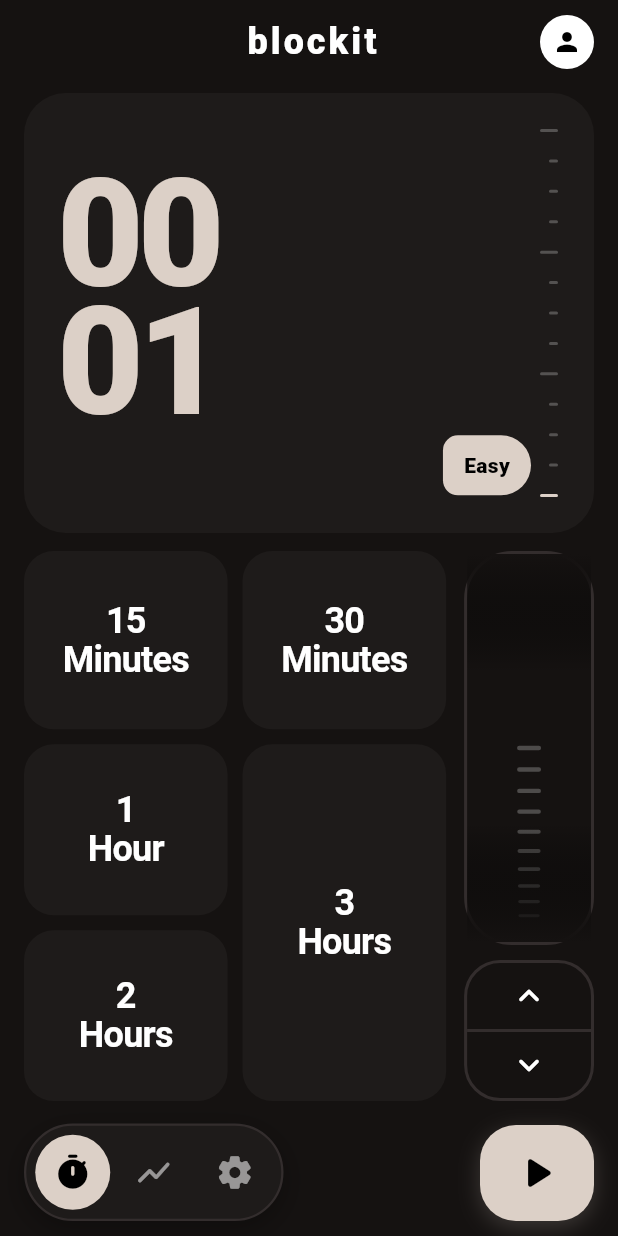
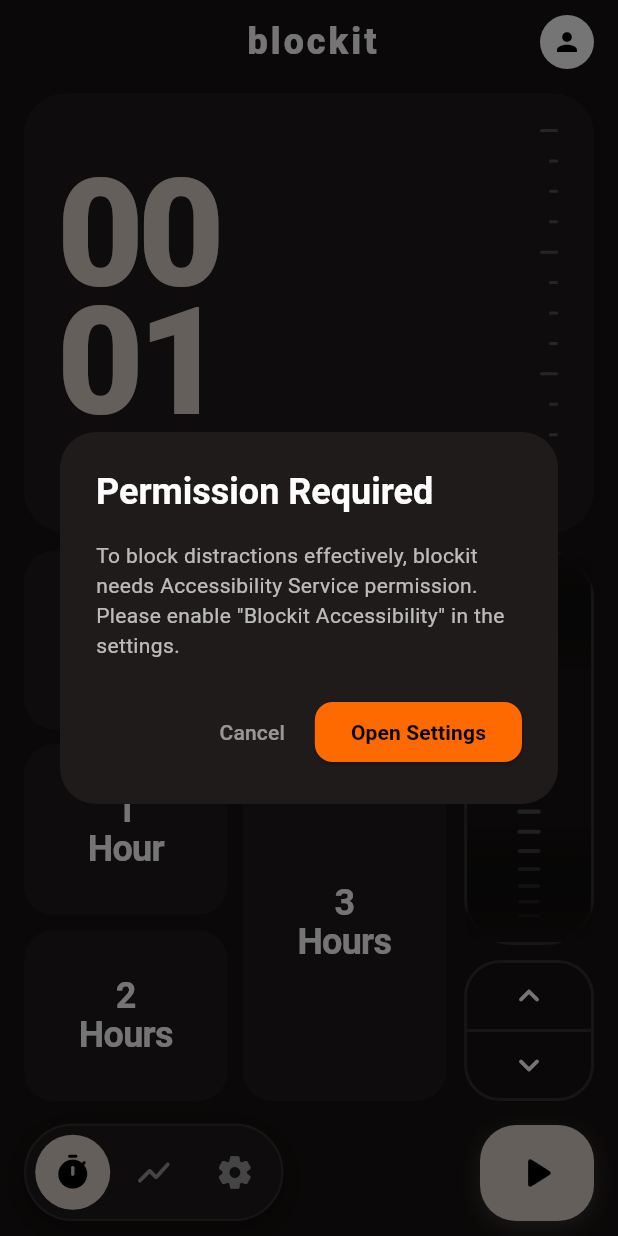
Before and after one commit to Guru-raghav3245/blockit_clone, a Flutter app: the screen it shows after launch, after a tap on the "play arrow" icon, on a phone screen of 412 x 824 dp. Run offline on Flutter 3.47's test engine with Material 3 defaults, Android fonts, the phone set to English and light mode, and no system bars; our stand-ins replace shared_preferences.

Commit message:
feat: enhance session start with accessibility permission check
- Updated play button to handle SessionStartResult.accessibilityDenied
- Added permission dialog that prompts user to enable accessibility service
- Integrated PlatformChannelHelper to open accessibility settings directly
- Improved session management flow with better user guidance

```diff
--- a/lib/features/home/home_screen.dart
+++ b/lib/features/home/home_screen.dart
@@ -4,6 +4,7 @@
 import '../../core/constants/app_constants.dart';
 import '../settings/settings_screen.dart';
 import '../stats/stats_screen.dart';
+import '../../core/utils/platform_channel_helper.dart';
 
 class HomeScreen extends StatefulWidget {
   const HomeScreen({super.key});
@@ -327,48 +328,6 @@
             const SizedBox(height: 90),
           ],
         ),
-      ),
-    );
-  }
-
-  Widget _buildPlayButton(SessionProvider sessionProvider) {
-    return GestureDetector(
-      onTap: () async {
-        if (!sessionProvider.isLocking) {
-          await sessionProvider.startSession(_selectedDuration, context);
-        }
-      },
-      child: AnimatedContainer(
-        duration: const Duration(milliseconds: 300),
-        width: 76,
-        height: 64,
-        decoration: BoxDecoration(
-          color: _accentColor,
-          borderRadius: BorderRadius.circular(24),
-          boxShadow: [
-            BoxShadow(
-              color: _accentColor.withOpacity(0.2),
-              blurRadius: 12,
-              offset: const Offset(0, 4),
-            ),
-          ],
-        ),
-        child: sessionProvider.isLocking
-            ? const Center(
-                child: SizedBox(
-                  width: 24,
-                  height: 24,
-                  child: CircularProgressIndicator(
-                    color: Colors.black,
-                    strokeWidth: 3,
-                  ),
-                ),
-              )
-            : const Icon(
-                Icons.play_arrow_rounded,
-                color: Colors.black,
-                size: 36,
-              ),
       ),
     );
   }
@@ -711,4 +670,88 @@
       ],
     );
   }
+
+Widget _buildPlayButton(SessionProvider sessionProvider) {
+  return GestureDetector(
+    onTap: () async {
+      if (!sessionProvider.isLocking) {
+        final result = await sessionProvider.startSession(_selectedDuration, context);
+
+        if (result == SessionStartResult.accessibilityDenied) {
+          _showPermissionDialog();
+        }
+      }
+    },
+    child: AnimatedContainer(
+      duration: const Duration(milliseconds: 300),
+      width: 76,
+      height: 64,
+      decoration: BoxDecoration(
+        color: _accentColor,
+        borderRadius: BorderRadius.circular(24),
+        boxShadow: [
+          BoxShadow(
+            color: _accentColor.withOpacity(0.2),
+            blurRadius: 12,
+            offset: const Offset(0, 4),
+          ),
+        ],
+      ),
+      child: sessionProvider.isLocking
+          ? const Center(
+              child: SizedBox(
+                width: 24,
+                height: 24,
+                child: CircularProgressIndicator(
+                  color: Colors.black,
+                  strokeWidth: 3,
+                ),
+              ),
+            )
+          : const Icon(
+              Icons.play_arrow_rounded,
+              color: Colors.black,
+              size: 36,
+            ),
+    ),
+  );
 }
+
+// Add this helper method to _HomeScreenState:
+
+void _showPermissionDialog() {
+  showDialog(
+    context: context,
+    builder: (context) => AlertDialog(
+      backgroundColor: AppConstants.cardColor,
+      shape: RoundedRectangleBorder(borderRadius: BorderRadius.circular(24)),
+      title: const Text(
+        'Permission Required',
+        style: TextStyle(color: AppConstants.textPrimary, fontWeight: FontWeight.bold),
+      ),
+      content: const Text(
+        'To block distractions effectively, blockit needs Accessibility Service permission. Please enable "Blockit Accessibility" in the settings.',
+        style: TextStyle(color: AppConstants.textSecondary),
+      ),
+      actions: [
+        TextButton(
+          onPressed: () => Navigator.pop(context),
+          child: const Text('Cancel', style: TextStyle(color: AppConstants.textMuted)),
+        ),
+        ElevatedButton(
+          style: ElevatedButton.styleFrom(
+            backgroundColor: AppConstants.primaryOrange,
+            foregroundColor: Colors.black,
+            shape: RoundedRectangleBorder(borderRadius: BorderRadius.circular(12)),
+          ),
+          onPressed: () {
+            Navigator.pop(context);
+            PlatformChannelHelper.openAccessibilitySettings();
+          },
+          child: const Text('Open Settings', style: TextStyle(fontWeight: FontWeight.bold)),
+        ),
+      ],
+    ),
+  );
+}
+}
--- a/lib/providers/session_provider.dart
+++ b/lib/providers/session_provider.dart
@@ -6,6 +6,8 @@
 import 'package:provider/provider.dart';
 import '../features/active_session/active_session_screen.dart';
 import '../features/active_session/session_complete_screen.dart';
+
+enum SessionStartResult { success, accessibilityDenied, alreadyActive, lockTaskFailed }
 
 class SessionProvider extends ChangeNotifier {
   Timer? _timer;
@@ -18,11 +20,16 @@
   bool get isSessionActive => _isSessionActive;
   bool get isLocking => _isLocking;
 
-  Future<bool> startSession(int durationMinutes, BuildContext context) async {
-    if (_isSessionActive) return false;
+  Future<SessionStartResult> startSession(int durationMinutes, BuildContext context) async {
+    if (_isSessionActive) return SessionStartResult.alreadyActive;
+
+    // Check for accessibility permission
     final bool accessibilityEnabled =
         await PlatformChannelHelper.isAccessibilityServiceEnabled();
-    if (!accessibilityEnabled) return false;
+
+    if (!accessibilityEnabled) {
+      return SessionStartResult.accessibilityDenied;
+    }
 
     _isLocking = true;
     notifyListeners();
@@ -40,11 +47,12 @@
         MaterialPageRoute(builder: (_) => const ActiveSessionScreen()),
       );
       _startTimer(context);
-      return true;
+      return SessionStartResult.success;
     }
+
     _isLocking = false;
     notifyListeners();
-    return false;
+    return SessionStartResult.lockTaskFailed;
   }
 
   void _startTimer(BuildContext context) {
@@ -76,10 +84,8 @@
       ),
     );
 
-    // 1. Physically turn on the screen
     await PlatformChannelHelper.wakeScreen();
 
-    // 2. Show the success screen immediately
     if (context.mounted) {
       Navigator.pushReplacement(
         context,
@@ -90,7 +96,6 @@
       );
     }
 
-    // 3. Stop the lock task mode
     await PlatformChannelHelper.stopLockTask();
     notifyListeners();
   }
```
